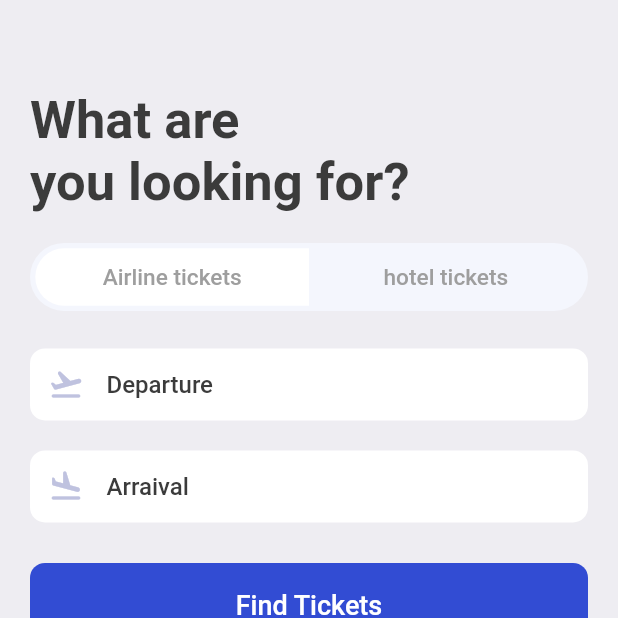
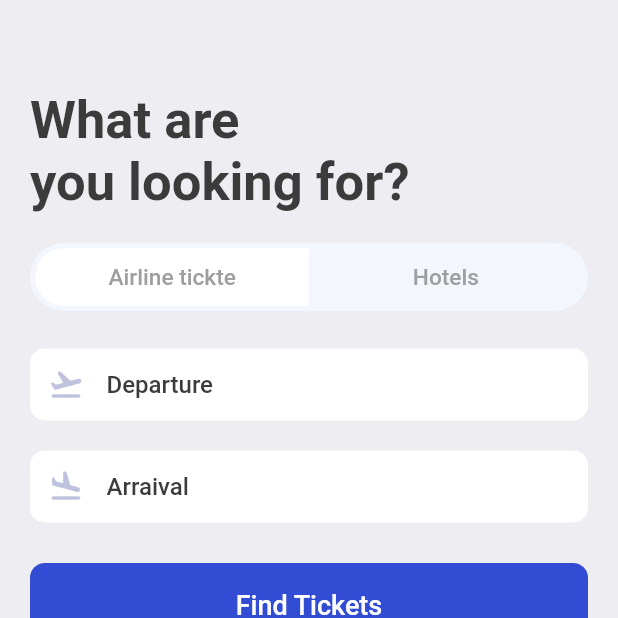
Before and after one commit to MdSajjadHossin/book-my-trip-flutter, a Flutter app: the screen it shows after launch, item 2 of the bottom bar chosen, on a phone screen of 412 x 824 dp, the top half of it. Run offline on Flutter 3.47's test engine with Material 2 defaults, Android fonts, the phone set to English and light mode, and no system bars; our stand-ins replace fluentui_icons, gap, get.

Commit message:
ticket add bar widget added

```diff
--- a/lib/screens/search_screen.dart
+++ b/lib/screens/search_screen.dart
@@ -4,6 +4,7 @@ import 'package:book_my_trip/utils/app_layout.dart';
 import 'package:book_my_trip/utils/app_styles.dart';
 import 'package:book_my_trip/widgets/double_text_widget.dart';
 import 'package:book_my_trip/widgets/icon_text_widget.dart';
+import 'package:book_my_trip/widgets/ticket_tabs.dart';
 import 'package:flutter/material.dart';
 import 'package:gap/gap.dart';
 
@@ -27,55 +28,9 @@ class SearchScreen extends StatelessWidget {
                 .copyWith(fontSize: AppLayout.getHeight(35)),
           ),
           Gap(AppLayout.getHeight(20)),
-          FittedBox(
-            child: Container(
-              padding: const EdgeInsets.all(3.5),
-              child: Row(
-                children: [
-                  // -------------------airline ticket---------
-                  Container(
-                    width: size.width * 0.44,
-                    padding:
-                        EdgeInsets.symmetric(vertical: AppLayout.getHeight(10)),
-                    decoration: BoxDecoration(
-                      borderRadius: BorderRadius.horizontal(
-                        left: Radius.circular(
-                          AppLayout.getHeight(40),
-                        ),
-                      ),
-                      color: Colors.white,
-                    ),
-                    child: Center(
-                        child: Text(
-                      "Airline tickets",
-                      style: Styles.headLineStyle4,
-                    )),
-                  ),
-                  // ----------------------hotel tickets--------------------
-                  Container(
-                    width: size.width * 0.44,
-                    padding:
-                        EdgeInsets.symmetric(vertical: AppLayout.getHeight(10)),
-                    decoration: BoxDecoration(
-                        borderRadius: BorderRadius.horizontal(
-                          right: Radius.circular(
-                            AppLayout.getHeight(40),
-                          ),
-                        ),
-                        color: Colors.transparent),
-                    child: Center(
-                        child: Text(
-                      "hotel tickets",
-                      style: Styles.headLineStyle4,
-                    )),
-                  ),
-                ],
-              ),
-              decoration: BoxDecoration(
-                borderRadius: BorderRadius.circular(AppLayout.getHeight(40)),
-                color: const Color(0xFFF4F6FD),
-              ),
-            ),
+          const AppTicketTabs(
+            firstTab: "Airline tickte",
+            secondTab: "Hotels",
           ),
           Gap(AppLayout.getHeight(25)),
           const IconTextWidget(
--- /dev/null
+++ b/lib/widgets/ticket_tabs.dart
@@ -0,0 +1,68 @@
+import 'package:book_my_trip/utils/app_layout.dart';
+import 'package:flutter/material.dart';
+
+import '../utils/app_styles.dart';
+
+class AppTicketTabs extends StatelessWidget {
+  final String firstTab;
+  final String secondTab;
+  const AppTicketTabs(
+      {super.key, required this.firstTab, required this.secondTab});
+
+  @override
+  Widget build(BuildContext context) {
+    final size = AppLayout.getSize(context);
+    return Container(
+      child: FittedBox(
+        child: Container(
+          padding: const EdgeInsets.all(3.5),
+          child: Row(
+            children: [
+              // -------------------airline ticket---------
+              Container(
+                width: size.width * 0.44,
+                padding:
+                    EdgeInsets.symmetric(vertical: AppLayout.getHeight(10)),
+                decoration: BoxDecoration(
+                  borderRadius: BorderRadius.horizontal(
+                    left: Radius.circular(
+                      AppLayout.getHeight(40),
+                    ),
+                  ),
+                  color: Colors.white,
+                ),
+                child: Center(
+                    child: Text(
+                  firstTab,
+                  style: Styles.headLineStyle4,
+                )),
+              ),
+              // ----------------------hotel tickets--------------------
+              Container(
+                width: size.width * 0.44,
+                padding:
+                    EdgeInsets.symmetric(vertical: AppLayout.getHeight(10)),
+                decoration: BoxDecoration(
+                    borderRadius: BorderRadius.horizontal(
+                      right: Radius.circular(
+                        AppLayout.getHeight(40),
+                      ),
+                    ),
+                    color: Colors.transparent),
+                child: Center(
+                    child: Text(
+                  secondTab,
+                  style: Styles.headLineStyle4,
+                )),
+              ),
+            ],
+          ),
+          decoration: BoxDecoration(
+            borderRadius: BorderRadius.circular(AppLayout.getHeight(40)),
+            color: const Color(0xFFF4F6FD),
+          ),
+        ),
+      ),
+    );
+  }
+}
```
Also changed, not shown: lib/screens/tickte_screen.dart (added).
